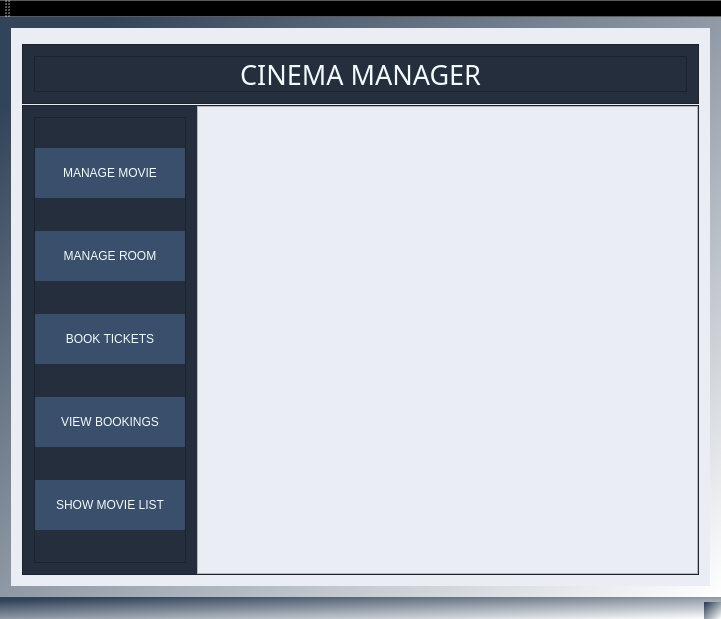
ZuzannaZawartka/movie-ticket-management-system, file MovieTicketManagementSystem/MainWindow.ui: the form before one commit.
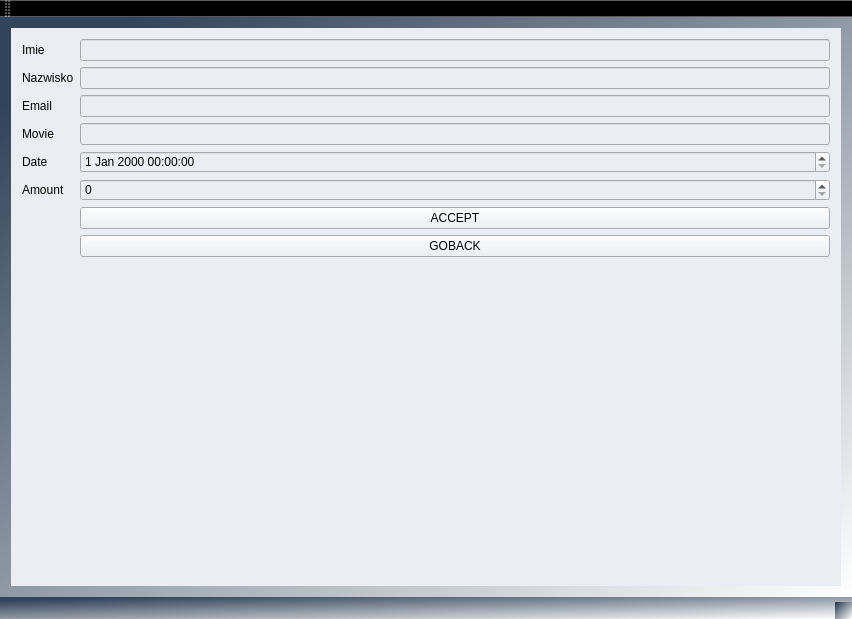
The form after the commit.

Commit message: feat: personalDataWindow ui

What changed in the file:
```diff
--- a/MovieTicketManagementSystem/MainWindow.ui
+++ b/MovieTicketManagementSystem/MainWindow.ui
@@ -6,7 +6,7 @@
    <rect>
     <x>0</x>
     <y>0</y>
-    <width>721</width>
+    <width>852</width>
     <height>619</height>
    </rect>
   </property>
@@ -27,7 +27,7 @@
        <number>0</number>
       </property>
       <property name="currentIndex">
-       <number>0</number>
+       <number>2</number>
       </property>
       <widget class="QWidget" name="mainWindow">
        <layout class="QVBoxLayout" name="verticalLayout_5">
@@ -330,6 +330,95 @@
            <string>PushButton</string>
           </property>
          </widget>
+        </item>
+        <item row="2" column="1">
+         <widget class="QPushButton" name="pushButton_2">
+          <property name="text">
+           <string>GO BACK</string>
+          </property>
+         </widget>
+        </item>
+       </layout>
+      </widget>
+      <widget class="QWidget" name="personalDataWindow">
+       <layout class="QGridLayout" name="gridLayout_7">
+        <item row="1" column="0">
+         <layout class="QFormLayout" name="formLayout">
+          <item row="0" column="0">
+           <widget class="QLabel" name="label_3">
+            <property name="text">
+             <string>Imie</string>
+            </property>
+           </widget>
+          </item>
+          <item row="0" column="1">
+           <widget class="QLineEdit" name="lineEdit_3"/>
+          </item>
+          <item row="1" column="0">
+           <widget class="QLabel" name="label_2">
+            <property name="text">
+             <string>Nazwisko</string>
+            </property>
+           </widget>
+          </item>
+          <item row="1" column="1">
+           <widget class="QLineEdit" name="lineEdit_2"/>
+          </item>
+          <item row="2" column="0">
+           <widget class="QLabel" name="label">
+            <property name="text">
+             <string>Email</string>
+            </property>
+           </widget>
+          </item>
+          <item row="2" column="1">
+           <widget class="QLineEdit" name="lineEdit"/>
+          </item>
+          <item row="3" column="1">
+           <widget class="QLineEdit" name="lineEdit_4"/>
+          </item>
+          <item row="3" column="0">
+           <widget class="QLabel" name="label_4">
+            <property name="text">
+             <string>Movie</string>
+            </property>
+           </widget>
+          </item>
+          <item row="4" column="1">
+           <widget class="QDateTimeEdit" name="dateTimeEdit"/>
+          </item>
+          <item row="4" column="0">
+           <widget class="QLabel" name="label_5">
+            <property name="text">
+             <string>Date</string>
+            </property>
+           </widget>
+          </item>
+          <item row="5" column="0">
+           <widget class="QLabel" name="label_6">
+            <property name="text">
+             <string>Amount</string>
+            </property>
+           </widget>
+          </item>
+          <item row="5" column="1">
+           <widget class="QSpinBox" name="spinBox"/>
+          </item>
+          <item row="6" column="1">
+           <widget class="QPushButton" name="pushButton_3">
+            <property name="text">
+             <string>ACCEPT</string>
+            </property>
+           </widget>
+          </item>
+          <item row="7" column="1">
+           <widget class="QPushButton" name="pushButton_4">
+            <property name="text">
+             <string>GOBACK</string>
+            </property>
+           </widget>
+          </item>
+         </layout>
         </item>
        </layout>
       </widget>
```
